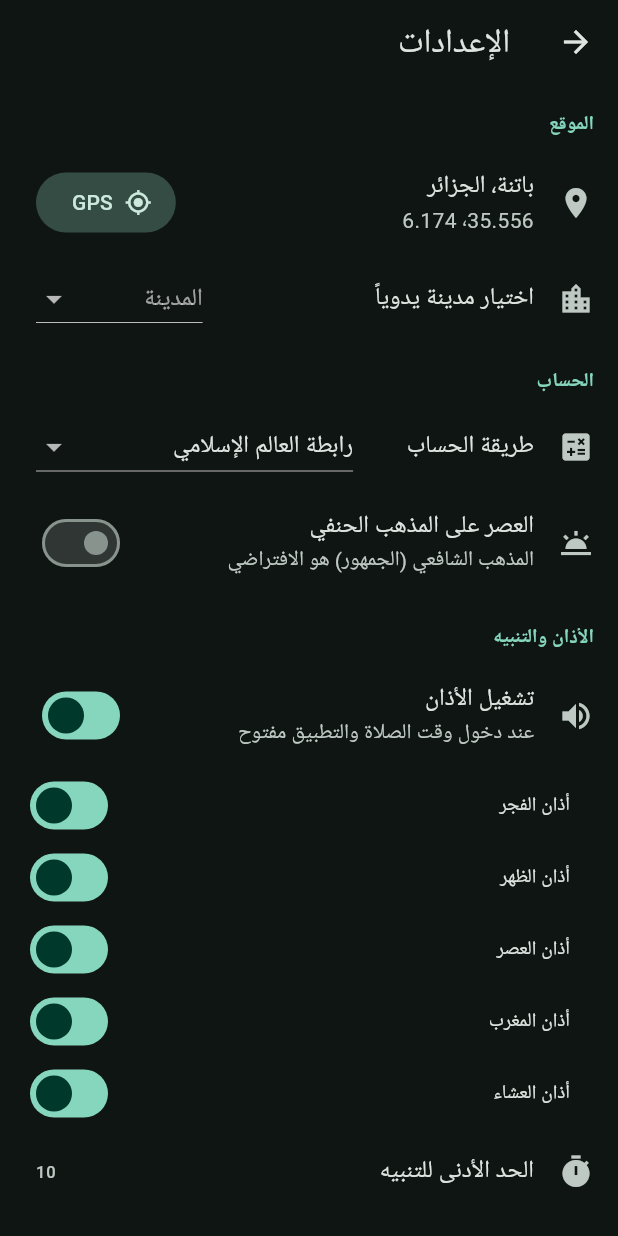
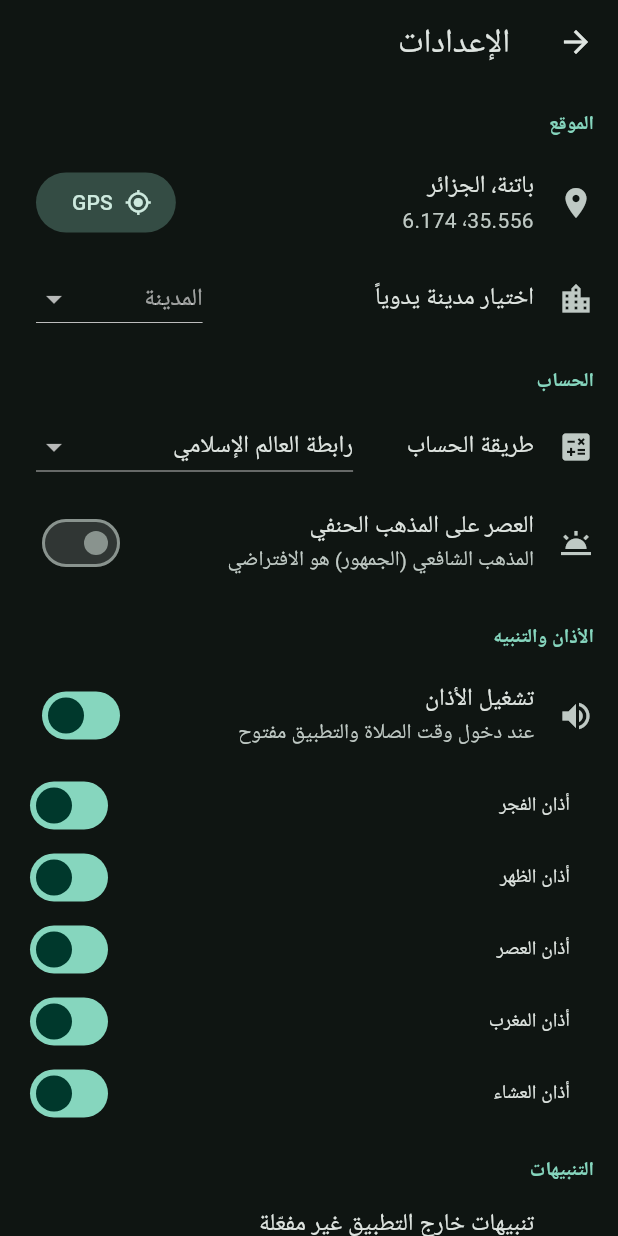
Before and after one commit to markosbin4u/Horiszon, a Flutter app: the screen it shows after launch, after a tap on the "my location" icon, after a tap on the "settings" icon, on a phone screen of 412 x 824 dp. Run offline on Flutter 3.47's test engine with Material 3 defaults, Android fonts, the phone set to English and light mode, and no system bars; our stand-ins replace audioplayers, flutter_compass, geolocator, shared_preferences; Roboto replaces fonts that are missing (Amiri).

Commit message:
salawati: make the night mode real, and stop storing settings nothing reads
The settings screen kept three values that did nothing: darkMode was saved but the theme
was hard-wired to dark, and notifyEnabled / preReminderMinutes were saved and never read by
a single line. That is worse than missing, because the screen implied reminders existed.

- The app now has a light and a dark theme from one seed colour, and the night-mode switch
  chooses between them; dark stays the default.
- The two dead notification settings are deleted from the model, not just the screen.
- The reminder tile is replaced by a plain statement: the adhan plays only while the app is
  open, and prayer alerts with the phone in a pocket need a background service that is not
  written yet. It says so on the screen rather than promising it.
- test/settings_test.dart covers the fresh-install defaults, every choice surviving a
  restart, change notification, and that the removed keys are inert.

The workflow no longer commits build logs: that raced the mod's own log commits and
produced merge conflicts, so a failure is now a pull-request comment only.

Co-authored-by: arena-agent <297053741+arena-agent@users.noreply.github.com>

```diff
--- a/salawati/lib/main.dart
+++ b/salawati/lib/main.dart
@@ -28,11 +28,18 @@ class SalaatiApp extends StatelessWidget {
 
   @override
   Widget build(BuildContext context) {
-    return MaterialApp(
-      title: 'صلواتي',
-      debugShowCheckedModeBanner: false,
-      theme: _theme(Brightness.dark),
-      home: HomePage(settings: settings),
+    // The chosen mode is read here and rebuilt when it changes, so the switch in the
+    // settings screen has a visible effect.
+    return AnimatedBuilder(
+      animation: settings,
+      builder: (context, _) => MaterialApp(
+        title: 'صلواتي',
+        debugShowCheckedModeBanner: false,
+        theme: _theme(Brightness.light),
+        darkTheme: _theme(Brightness.dark),
+        themeMode: settings.darkMode ? ThemeMode.dark : ThemeMode.light,
+        home: HomePage(settings: settings),
+      ),
     );
   }
 
@@ -957,10 +964,19 @@ class _SettingsPageState extends State<SettingsPage> {
                       ? (on) => settings.setAdhanPrayer(prayer, on)
                       : null,
                 ),
-              ListTile(
-                leading: const Icon(Icons.timer),
-                title: const Text('الحد الأدنى للتنبيه'),
-                trailing: Text('${settings.preReminderMinutes}'),
+              const _SectionHeader('التنبيهات'),
+              const ListTile(
+                leading: Icon(Icons.notifications_off_outlined),
+                title: Text('تنبيهات خارج التطبيق غير مفعّلة'),
+                subtitle: Text(
+                    'هذه النسخة تُشغّل الأذان عندما يكون التطبيق مفتوحاً فقط. '
+                    'تنبيه الصلاة والهاتف في الجيب يحتاج خدمة في الخلفية، وهي غير مضافة بعد.'),
+              ),
+              SwitchListTile(
+                secondary: const Icon(Icons.dark_mode),
+                title: const Text('الوضع الليلي'),
+                value: settings.darkMode,
+                onChanged: settings.setDarkMode,
               ),
               const _SectionHeader('عن التطبيق'),
               const ListTile(
--- a/salawati/lib/services/settings.dart
+++ b/salawati/lib/services/settings.dart
@@ -17,8 +17,6 @@ class AppSettings extends ChangeNotifier {
   static const _kMethod = 'method';
   static const _kHanafi = 'hanafi_asr';
   static const _kAdhan = 'adhan_enabled';
-  static const _kNotify = 'notify_enabled';
-  static const _kPreReminder = 'pre_reminder_minutes';
   static const _kAdhanPrayers = 'adhan_prayers';
   static const _kDark = 'dark_mode';
 
@@ -29,14 +27,11 @@ class AppSettings extends ChangeNotifier {
   CalcMethod method = CalcMethod.mwl;
   bool hanafiAsr = false;
   bool adhanEnabled = true;
-  bool notifyEnabled = true;
-
-  /// How many minutes before a prayer a reminder is shown (0 turns it off).
-  int preReminderMinutes = 10;
 
   /// The prayers the adhan plays for.
   Set<String> adhanPrayers = {'fajr', 'dhuhr', 'asr', 'maghrib', 'isha'};
 
+  /// Dark by default: the app is mostly used at dawn and at night.
   bool darkMode = true;
 
   /// True once a real location has been saved (otherwise the place is the fallback).
@@ -53,8 +48,6 @@ class AppSettings extends ChangeNotifier {
     );
     hanafiAsr = _prefs.getBool(_kHanafi) ?? hanafiAsr;
     adhanEnabled = _prefs.getBool(_kAdhan) ?? adhanEnabled;
-    notifyEnabled = _prefs.getBool(_kNotify) ?? notifyEnabled;
-    preReminderMinutes = _prefs.getInt(_kPreReminder) ?? preReminderMinutes;
     darkMode = _prefs.getBool(_kDark) ?? darkMode;
     final adhan = _prefs.getStringList(_kAdhanPrayers);
     if (adhan != null) adhanPrayers = adhan.toSet();
@@ -89,18 +82,6 @@ class AppSettings extends ChangeNotifier {
     await _prefs.setBool(_kAdhan, value);
   }
 
-  Future<void> setNotifyEnabled(bool value) async {
-    notifyEnabled = value;
-    notifyListeners();
-    await _prefs.setBool(_kNotify, value);
-  }
-
-  Future<void> setPreReminder(int minutes) async {
-    preReminderMinutes = minutes;
-    notifyListeners();
-    await _prefs.setInt(_kPreReminder, minutes);
-  }
-
   Future<void> setAdhanPrayer(String prayer, bool on) async {
     if (on) {
       adhanPrayers.add(prayer);
```
Also changed, not shown: 2 other files.
